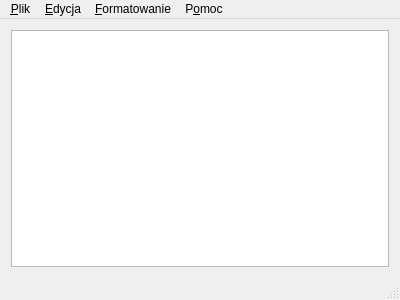
kornel53/notepad, file mainwindow.ui: the form before one commit.
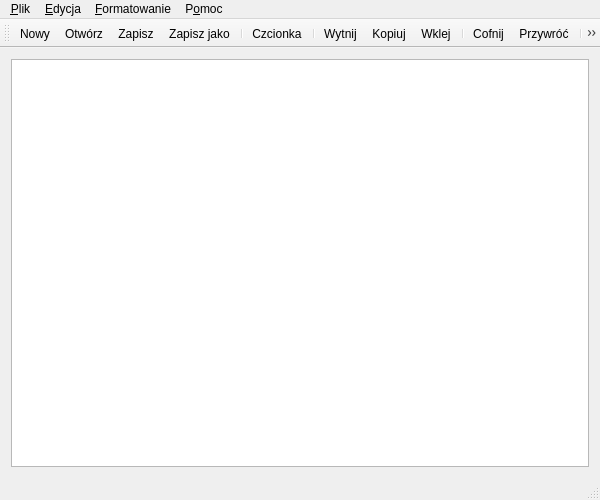
The form after the commit. Icons and pictures are not drawn.

```diff
--- a/mainwindow.ui
+++ b/mainwindow.ui
@@ -6,8 +6,8 @@
    <rect>
     <x>0</x>
     <y>0</y>
-    <width>400</width>
-    <height>300</height>
+    <width>600</width>
+    <height>500</height>
    </rect>
   </property>
   <property name="windowTitle">
@@ -32,7 +32,7 @@
     <rect>
      <x>0</x>
      <y>0</y>
-     <width>400</width>
+     <width>600</width>
      <height>28</height>
     </rect>
    </property>
@@ -76,7 +76,39 @@
    <addaction name="menu_Formatowanie"/>
    <addaction name="menuP_moc"/>
   </widget>
-  <widget class="QStatusBar" name="statusBar"/>
+  <widget class="QStatusBar" name="statusBar">
+   <property name="enabled">
+    <bool>true</bool>
+   </property>
+  </widget>
+  <widget class="QToolBar" name="toolBar">
+   <property name="windowTitle">
+    <string>toolBar</string>
+   </property>
+   <attribute name="toolBarArea">
+    <enum>TopToolBarArea</enum>
+   </attribute>
+   <attribute name="toolBarBreak">
+    <bool>false</bool>
+   </attribute>
+   <addaction name="actionNowy"/>
+   <addaction name="actionOtw_rz"/>
+   <addaction name="actionZapisz"/>
+   <addaction name="actionZapisz_jako"/>
+   <addaction name="separator"/>
+   <addaction name="action_Czcionka"/>
+   <addaction name="separator"/>
+   <addaction name="actionWytnij"/>
+   <addaction name="actionKopiuj"/>
+   <addaction name="actionWklej"/>
+   <addaction name="separator"/>
+   <addaction name="actionCofnij"/>
+   <addaction name="actionPrzywr"/>
+   <addaction name="separator"/>
+   <addaction name="actionO_programie"/>
+   <addaction name="separator"/>
+   <addaction name="actionZako_cz"/>
+  </widget>
   <action name="actionNowy">
    <property name="enabled">
     <bool>true</bool>
```
Left out of the diff: 52 changed lines with no effect on the pictures.
